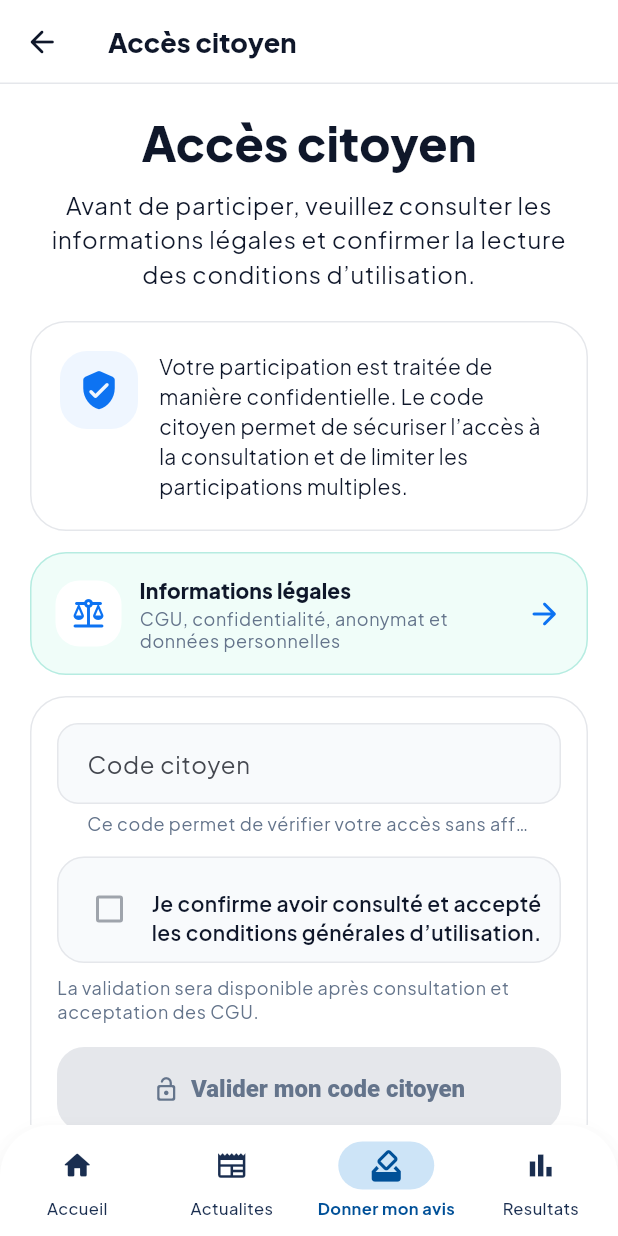
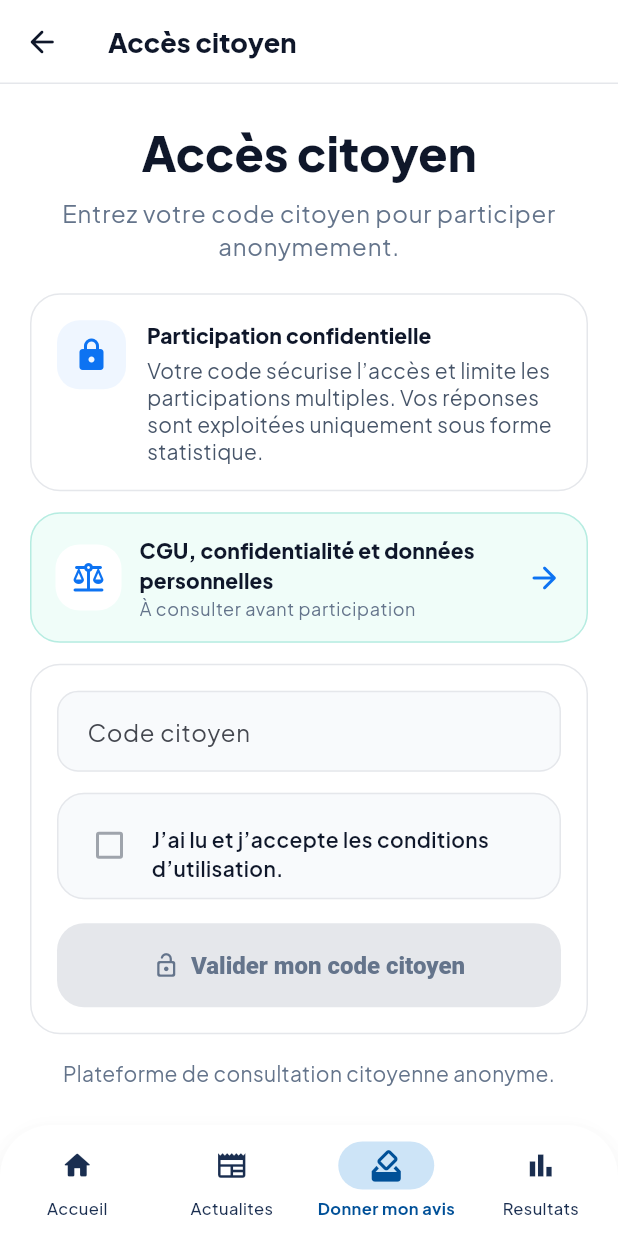
Before and after one commit to stef25fwi/citoyen-peyi, a Flutter app: the AccessCitizenPage screen opened by its route, on a phone screen of 412 x 824 dp. Run offline on Flutter 3.47's test engine with Material 3 defaults, Android fonts, the phone set to English and light mode, and no system bars; our stand-ins replace cloud_firestore, firebase_auth, firebase_core, firebase_messaging, fl_chart, google_fonts and 2 more; missing offline and left inert: dart:html, firebase_app_check; accounts and stored records are empty.

Commit message:
chore: sync tasks et arbre repo

```diff
--- /dev/null
+++ b/flutter_app/devtools_options.yaml
@@ -0,0 +1,3 @@
+description: This file stores settings for Dart & Flutter DevTools.
+documentation: https://docs.flutter.dev/tools/devtools/extensions#configure-extension-enablement-states
+extensions:
--- a/flutter_app/lib/pages/access_citizen_page.dart
+++ b/flutter_app/lib/pages/access_citizen_page.dart
@@ -30,7 +30,6 @@ class _AccessCitizenPageState extends State<AccessCitizenPage> {
 
   bool hasOpenedLegalPage = false;
   bool hasAcceptedLegalTerms = false;
-  bool _acceptedFromDevice = false;
   bool _isSubmitting = false;
   String? _errorMessage;
 
@@ -60,14 +59,12 @@ class _AccessCitizenPageState extends State<AccessCitizenPage> {
     setState(() {
       hasOpenedLegalPage = true;
       hasAcceptedLegalTerms = true;
-      _acceptedFromDevice = true;
     });
   }
 
   Future<void> _setAcceptedLegalTerms(bool accepted) async {
     setState(() {
       hasAcceptedLegalTerms = accepted;
-      _acceptedFromDevice = accepted && _acceptedFromDevice;
       _errorMessage = null;
     });
     final preferences = await SharedPreferences.getInstance();
@@ -209,10 +206,10 @@ class _AccessCitizenPageState extends State<AccessCitizenPage> {
                   ),
                   const SizedBox(height: 10),
                   Text(
-                    'Avant de participer, veuillez consulter les informations légales et confirmer la lecture des conditions d’utilisation.',
+                    'Entrez votre code citoyen pour participer anonymement.',
                     style: theme.textTheme.bodyLarge?.copyWith(
-                      color: _foreground,
-                      height: 1.42,
+                      color: _mutedText,
+                      height: 1.35,
                     ),
                     textAlign: TextAlign.center,
                   ),
@@ -228,17 +225,16 @@ class _AccessCitizenPageState extends State<AccessCitizenPage> {
                     canValidate: _canValidate,
                     hasOpenedLegalPage: hasOpenedLegalPage,
                     hasAcceptedLegalTerms: hasAcceptedLegalTerms,
-                    acceptedFromDevice: _acceptedFromDevice,
                     onTermsTap: _handleTermsTap,
                     onCodeChanged: () => setState(() => _errorMessage = null),
                     onSubmit: _validateCitizenCode,
                   ),
                   const SizedBox(height: 18),
                   Text(
-                    'Citoyen Peyi garantit une consultation citoyenne confidentielle. Les réponses sont exploitées sous forme statistique ou agrégée.',
+                    'Plateforme de consultation citoyenne anonyme.',
                     style: theme.textTheme.bodyMedium?.copyWith(
                       color: _mutedText,
-                      height: 1.45,
+                      height: 1.25,
                     ),
                     textAlign: TextAlign.center,
                   ),
@@ -264,35 +260,48 @@ class _ConfidentialityCard extends StatelessWidget {
       elevation: 0,
       color: Colors.white,
       shape: RoundedRectangleBorder(
-        borderRadius: BorderRadius.circular(24),
+        borderRadius: BorderRadius.circular(20),
         side: const BorderSide(color: Color(0xFFE5E7EB)),
       ),
       child: Padding(
-        padding: const EdgeInsets.all(20),
+        padding: const EdgeInsets.all(18),
         child: Row(
           crossAxisAlignment: CrossAxisAlignment.start,
           children: [
             Container(
-              width: 52,
-              height: 52,
+              width: 46,
+              height: 46,
               decoration: BoxDecoration(
                 color: const Color(0xFFEFF6FF),
-                borderRadius: BorderRadius.circular(18),
+                borderRadius: BorderRadius.circular(15),
               ),
               child: const Icon(
-                Icons.verified_user_rounded,
+                Icons.lock_rounded,
                 color: Color(0xFF0D73F2),
-                size: 28,
+                size: 24,
               ),
             ),
             const SizedBox(width: 14),
             Expanded(
-              child: Text(
-                'Votre participation est traitée de manière confidentielle. Le code citoyen permet de sécuriser l’accès à la consultation et de limiter les participations multiples.',
-                style: theme.textTheme.bodyMedium?.copyWith(
-                  color: const Color(0xFF0F172A),
-                  height: 1.45,
-                ),
+              child: Column(
+                crossAxisAlignment: CrossAxisAlignment.start,
+                children: [
+                  Text(
+                    'Participation confidentielle',
+                    style: theme.textTheme.titleSmall?.copyWith(
+                      color: const Color(0xFF0F172A),
+                      fontWeight: FontWeight.w800,
+                    ),
+                  ),
+                  const SizedBox(height: 4),
+                  Text(
+                    'Votre code sécurise l’accès et limite les participations multiples. Vos réponses sont exploitées uniquement sous forme statistique.',
+                    style: theme.textTheme.bodyMedium?.copyWith(
+                      color: const Color(0xFF475569),
+                      height: 1.32,
+                    ),
+                  ),
+                ],
               ),
             ),
           ],
@@ -313,18 +322,19 @@ class _LegalInformationPill extends StatelessWidget {
 
     return Semantics(
       button: true,
-      label: 'Informations légales, consulter les CGU',
+      label:
+          'CGU, confidentialité et données personnelles, à consulter avant participation',
       child: Material(
         color: const Color(0xFFF0FDF9),
-        borderRadius: BorderRadius.circular(24),
+        borderRadius: BorderRadius.circular(20),
         child: InkWell(
           key: const ValueKey('accessCitizenLegalPill'),
-          borderRadius: BorderRadius.circular(24),
+          borderRadius: BorderRadius.circular(20),
           onTap: onTap,
           child: Container(
             padding: const EdgeInsets.symmetric(horizontal: 16, vertical: 14),
             decoration: BoxDecoration(
-              borderRadius: BorderRadius.circular(24),
+              borderRadius: BorderRadius.circular(20),
               border: Border.all(color: const Color(0xFFB6ECE1)),
             ),
             child: Row(
@@ -347,7 +357,7 @@ class _LegalInformationPill extends StatelessWidget {
                     crossAxisAlignment: CrossAxisAlignment.start,
                     children: [
                       Text(
-                        'Informations légales',
+                        'CGU, confidentialité et données personnelles',
                         style: theme.textTheme.titleSmall?.copyWith(
                           color: const Color(0xFF0F172A),
                           fontWeight: FontWeight.w800,
@@ -355,7 +365,7 @@ class _LegalInformationPill extends StatelessWidget {
                       ),
                       const SizedBox(height: 2),
                       Text(
-                        'CGU, confidentialité, anonymat et données personnelles',
+                        'À consulter avant participation',
                         style: theme.textTheme.bodySmall?.copyWith(
                           color: const Color(0xFF64748B),
                           height: 1.25,
@@ -386,7 +396,6 @@ class _AccessFormCard extends StatelessWidget {
     required this.canValidate,
     required this.hasOpenedLegalPage,
     required this.hasAcceptedLegalTerms,
-    required this.acceptedFromDevice,
     required this.onTermsTap,
     required this.onCodeChanged,
     required this.onSubmit,
@@ -398,20 +407,17 @@ class _AccessFormCard extends StatelessWidget {
   final bool canValidate;
   final bool hasOpenedLegalPage;
   final bool hasAcceptedLegalTerms;
-  final bool acceptedFromDevice;
   final VoidCallback onTermsTap;
   final VoidCallback onCodeChanged;
   final VoidCallback onSubmit;
 
   @override
   Widget build(BuildContext context) {
-    final theme = Theme.of(context);
-
     return Card(
       elevation: 0,
       color: Colors.white,
       shape: RoundedRectangleBorder(
-        borderRadius: BorderRadius.circular(24),
+        borderRadius: BorderRadius.circular(20),
         side: const BorderSide(color: Color(0xFFE5E7EB)),
       ),
       child: Padding(
@@ -426,9 +432,7 @@ class _AccessFormCard extends StatelessWidget {
               textInputAction: TextInputAction.done,
               decoration: InputDecoration(
                 labelText: 'Code citoyen',
-                hintText: 'Exemple : CP-2026-XXXX',
-                helperText:
-                    'Ce code permet de vérifier votre accès sans afficher publiquement votre identité.',
+                hintText: 'Code citoyen',
                 filled: true,
                 fillColor: const Color(0xFFF8FAFC),
                 contentPadding:
@@ -447,25 +451,6 @@ class _AccessFormCard extends StatelessWidget {
               hasAcceptedLegalTerms: hasAcceptedLegalTerms,
               onTap: onTermsTap,
             ),
-            const SizedBox(height: 8),
-            if (acceptedFromDevice)
-              Text(
-                'CGU déjà acceptées sur cet appareil.',
-                style: theme.textTheme.bodySmall?.copyWith(
-                  color: const Color(0xFF256E4A),
-                  fontWeight: FontWeight.w600,
-                ),
-              )
-            else
-              Text(
-                hasOpenedLegalPage
-                    ? 'La validation du code est disponible après acceptation des CGU.'
-                    : 'La validation sera disponible après consultation et acceptation des CGU.',
-                style: theme.textTheme.bodySmall?.copyWith(
-                  color: const Color(0xFF64748B),
-                  height: 1.35,
-                ),
-              ),
             if (errorMessage != null) ...[
               const SizedBox(height: 10),
               Text(
@@ -505,9 +490,7 @@ class _AccessFormCard extends StatelessWidget {
                         ),
                       )
                     : const Icon(Icons.lock_open_rounded),
-                label: Text(
-                  isSubmitting ? 'Vérification...' : 'Valider mon code citoyen',
-                ),
+                label: const Text('Valider mon code citoyen'),
               ),
             ),
           ],
@@ -535,8 +518,7 @@ class _TermsAcceptanceRow extends StatelessWidget {
     return Semantics(
       button: true,
       checked: hasAcceptedLegalTerms,
-      label:
-          'Je confirme avoir consulté et accepté les conditions générales d’utilisation.',
+      label: 'J’ai lu et j’accepte les conditions d’utilisation.',
       child: Material(
         color: hasOpenedLegalPage
             ? const Color(0xFFF0FDF9)
@@ -569,7 +551,7 @@ class _TermsAcceptanceRow extends StatelessWidget {
                   child: Padding(
                     padding: const EdgeInsets.only(top: 11),
                     child: Text(
-                      'Je confirme avoir consulté et accepté les conditions générales d’utilisation.',
+                      'J’ai lu et j’accepte les conditions d’utilisation.',
                       style: theme.textTheme.bodyMedium?.copyWith(
                         color: const Color(0xFF0F172A),
                         fontWeight: FontWeight.w600,
```
Also changed, not shown: 14 other files.
